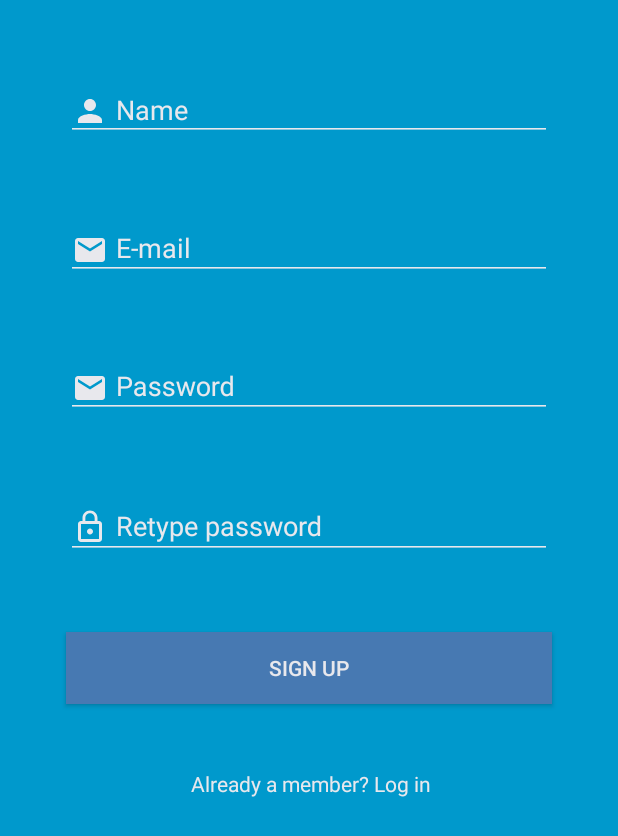
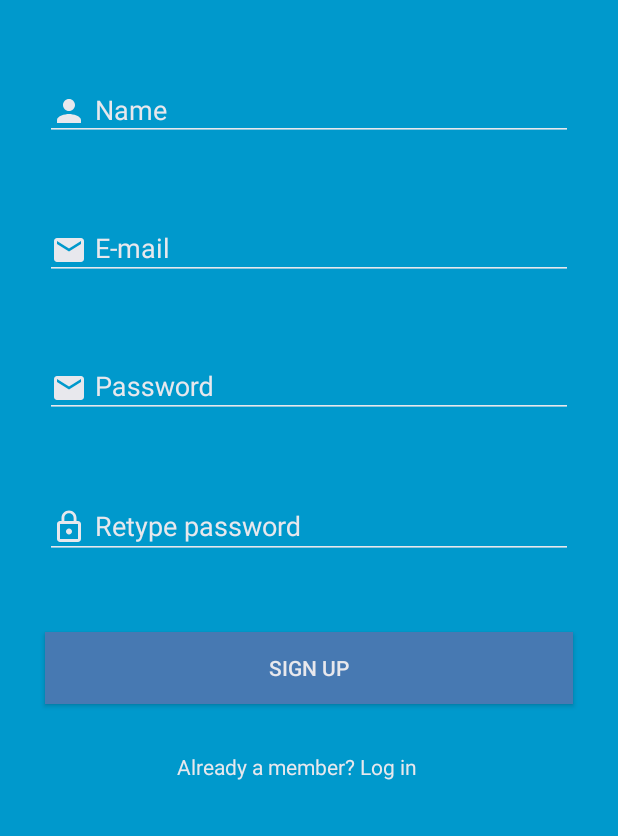
Before and after one commit to harismuha123/payscan-mobile-app-android, an Android app: the layout activity_register_account.xml on its own in the app's theme, with its tools: preview values and no code run, on a phone screen of 412 x 824 dp. Shown: the top 836 px of the screen. Run offline under Robolectric (Android 15) with nearby library versions, the phone set to English and light mode, and no system bars.

```diff
--- a/app/src/main/res/layout/activity_register_account.xml
+++ b/app/src/main/res/layout/activity_register_account.xml
@@ -12,8 +12,12 @@
 
     <android.support.design.widget.TextInputLayout
         android:id="@+id/nameLayout"
-        android:layout_width="wrap_content"
+        android:layout_width="0dp"
         android:layout_height="wrap_content"
+        android:layout_marginEnd="30dp"
+        android:layout_marginLeft="30dp"
+        android:layout_marginRight="30dp"
+        android:layout_marginStart="30dp"
         android:layout_marginTop="44dp"
         android:textColor="#ffffff"
         android:textColorHint="#e8e8ed"
@@ -25,7 +29,7 @@
 
         <EditText
             android:id="@+id/textName"
-            android:layout_width="324dp"
+            android:layout_width="match_parent"
             android:layout_height="39dp"
             android:drawableLeft="@drawable/ic_person_black_24dp"
             android:drawablePadding="5dp"
@@ -40,7 +44,7 @@
 
     <android.support.design.widget.TextInputLayout
         android:id="@+id/emailLayout"
-        android:layout_width="wrap_content"
+        android:layout_width="0dp"
         android:layout_height="wrap_content"
         android:layout_marginEnd="30dp"
         android:layout_marginLeft="30dp"
@@ -56,22 +60,22 @@
 
         <EditText
             android:id="@+id/textEmail"
-            android:layout_width="324dp"
+            android:layout_width="match_parent"
             android:layout_height="40dp"
             android:drawableLeft="@drawable/ic_email_black_24dp"
             android:drawablePadding="5dp"
             android:drawableStart="@drawable/ic_email_black_24dp"
             android:ems="10"
             android:hint="@string/placeholder_email"
+            android:inputType="textEmailAddress"
             android:textColor="#ffffff"
-            android:inputType="textEmailAddress"
             tools:layout_editor_absoluteX="30dp"
             tools:layout_editor_absoluteY="164dp" />
     </android.support.design.widget.TextInputLayout>
 
     <android.support.design.widget.TextInputLayout
         android:id="@+id/passwordLayout"
-        android:layout_width="wrap_content"
+        android:layout_width="0dp"
         android:layout_height="wrap_content"
         android:layout_marginEnd="30dp"
         android:layout_marginLeft="30dp"
@@ -88,7 +92,7 @@
 
         <EditText
             android:id="@+id/textPassword"
-            android:layout_width="324dp"
+            android:layout_width="match_parent"
             android:layout_height="40dp"
             android:drawableLeft="@drawable/ic_email_black_24dp"
             android:drawablePadding="5dp"
@@ -103,7 +107,7 @@
 
     <android.support.design.widget.TextInputLayout
         android:id="@+id/rePasswordLayout"
-        android:layout_width="wrap_content"
+        android:layout_width="0dp"
         android:layout_height="wrap_content"
         android:layout_marginEnd="30dp"
         android:layout_marginLeft="30dp"
@@ -119,22 +123,22 @@
 
         <EditText
             android:id="@+id/textRePassword"
-            android:layout_width="324dp"
+            android:layout_width="match_parent"
             android:layout_height="42dp"
             android:drawableLeft="@drawable/ic_lock_outline_black_24dp"
             android:drawablePadding="5dp"
             android:drawableStart="@drawable/ic_lock_outline_black_24dp"
             android:ems="10"
             android:hint="@string/placeholder_repassword"
+            android:inputType="textPassword"
             android:textColor="#ffffff"
-            android:inputType="textPassword"
             tools:layout_editor_absoluteX="30dp"
             tools:layout_editor_absoluteY="347dp" />
     </android.support.design.widget.TextInputLayout>
 
     <Button
         android:id="@+id/signupButton"
-        android:layout_width="324dp"
+        android:layout_width="0dp"
         android:layout_height="wrap_content"
         android:layout_marginEnd="30dp"
         android:layout_marginLeft="30dp"
@@ -142,6 +146,7 @@
         android:layout_marginStart="30dp"
         android:layout_marginTop="28dp"
         android:background="#4779b2"
+        android:onClick="createAccount"
         android:text="@string/button_signup"
         android:textColor="#e8e8ed"
         app:layout_constraintEnd_toEndOf="parent"
@@ -151,17 +156,18 @@
     <TextView
         android:id="@+id/account"
         fontPath="fonts/Raleway-LightItalic.ttf"
-        android:layout_width="wrap_content"
-        android:layout_height="wrap_content"
+        android:layout_width="179dp"
+        android:layout_height="39dp"
         android:layout_marginEnd="110dp"
         android:layout_marginLeft="112dp"
         android:layout_marginRight="110dp"
         android:layout_marginStart="112dp"
-        android:layout_marginTop="43dp"
+        android:layout_marginTop="32dp"
         android:onClick="backToLogin"
         android:text="@string/option_login"
         android:textColor="#e8e8ed"
         app:layout_constraintEnd_toEndOf="parent"
+        app:layout_constraintHorizontal_bias="0.545"
         app:layout_constraintStart_toStartOf="parent"
         app:layout_constraintTop_toBottomOf="@+id/signupButton"
         tools:ignore="MissingPrefix" />
--- a/app/src/main/res/values/strings.xml
+++ b/app/src/main/res/values/strings.xml
@@ -3,7 +3,7 @@
     <string name="title_email">E-mail:</string>
     <string name="title_password">Password:</string>
     <string name="title_login">Log in</string>
-    <string name="option_signup">No account yet? Create one</string>
+    <string name="option_signup">\nNo account yet? Create one</string>
     <string name="option_password">Forgot password?</string>
     <string name="placeholder_password">Password</string>
     <string name="placeholder_email">E-mail</string>
```
Also changed, not shown: app/src/main/java/ba/edu/ibu/stu/chern0/payscan/CustomValidator.java (+61 -1 lines), app/src/main/java/ba/edu/ibu/stu/chern0/payscan/RegisterAccount.java (+45 -0 lines).
